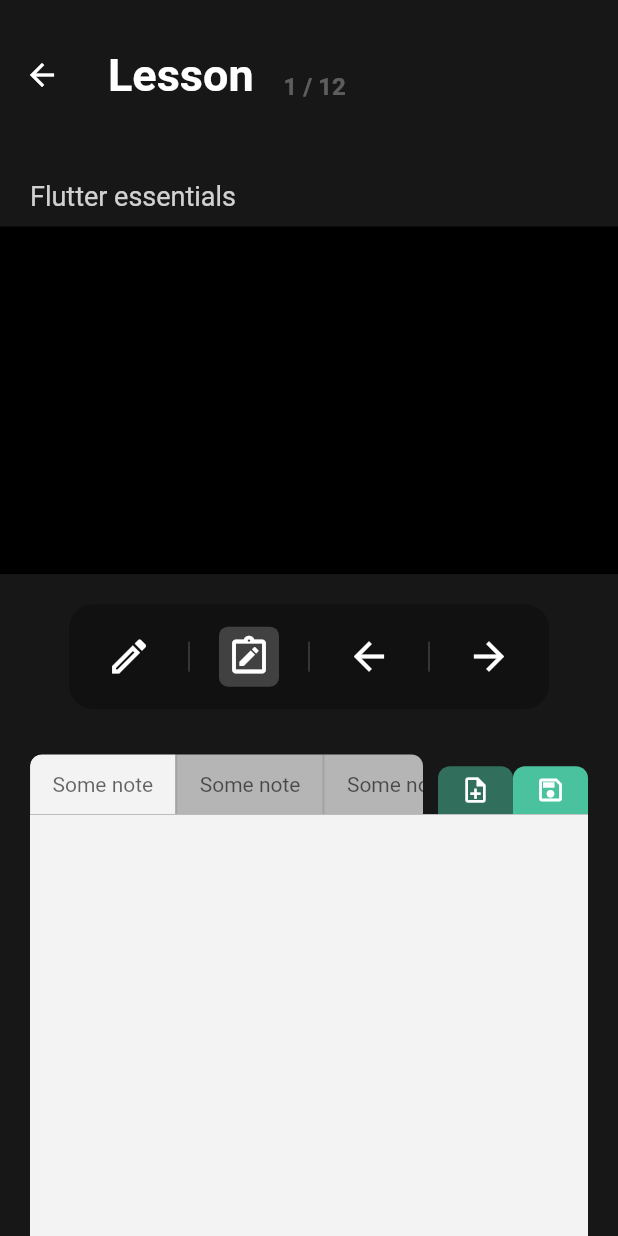
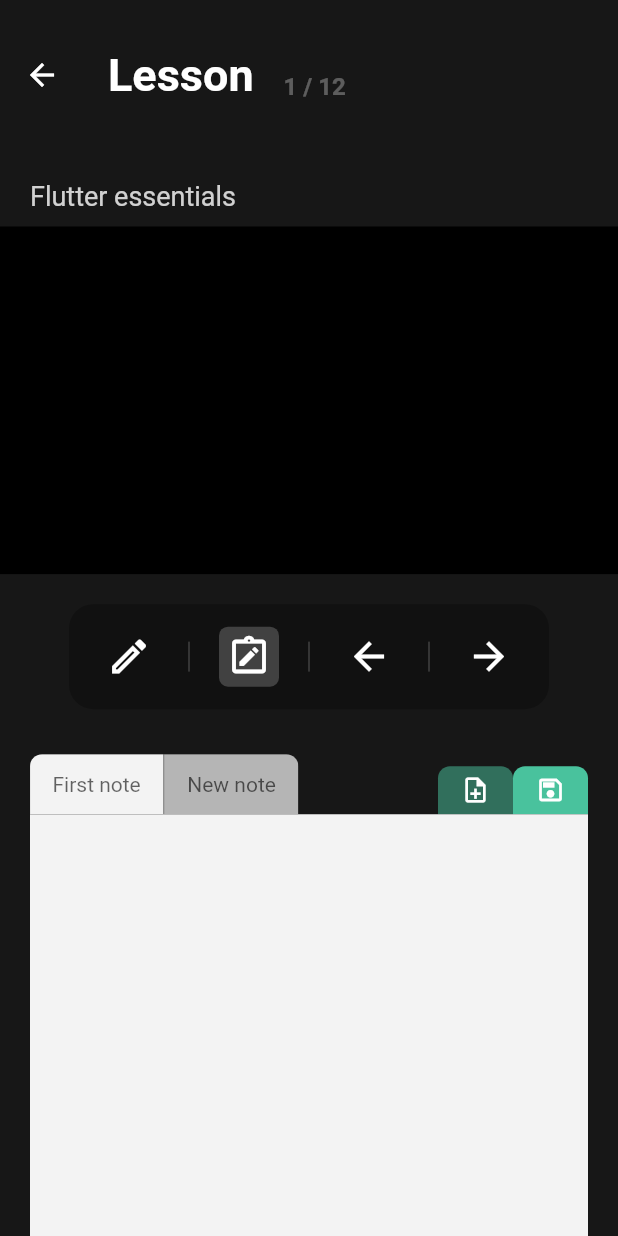
Before and after one commit to naefun/opencourse, a Flutter app: the LessonPage screen opened directly, after a tap on the "note alt" icon, after a tap on the "note add" icon, on a phone screen of 412 x 824 dp. Run offline on Flutter 3.47's test engine with Material 2 defaults, Android fonts, the phone set to English and light mode, and no system bars; our stand-ins replace firebase_auth, firebase_core, flutter_layout_grid, flutter_svg, google_fonts, percent_indicator and 1 more; accounts and stored records are empty.

Commit message:
allow an initial note to be created if  no notes currently exist

```diff
--- /dev/null
+++ b/lib/models/lesson_note.dart
@@ -0,0 +1,17 @@
+class LessonNote {
+  String _title = "";
+  String _content = "";
+
+  LessonNote(String title, String content){
+    _title = title;
+    _content = content;
+  }
+
+  String getTitle(){
+    return _title;
+  }
+
+  String getContent(){
+    return _content;
+  }
+}
--- a/lib/widgets/notes_section.dart
+++ b/lib/widgets/notes_section.dart
@@ -1,4 +1,8 @@
+import 'dart:developer';
+
 import 'package:flutter/material.dart';
+import 'package:open_course/models/lesson_note.dart';
+import 'package:open_course/widgets/notes_tab.dart';
 
 class NotesSection extends StatefulWidget {
   const NotesSection({super.key});
@@ -8,12 +12,9 @@ class NotesSection extends StatefulWidget {
 }
 
 class _NotesSectionState extends State<NotesSection> {
-  List<Widget> notes = [
-    NotesTab(
-      active: true,
-      showLeftBorder: false,
-    ),
-    NotesTab(),
+  int selectedTab = 0;
+
+  List<LessonNote> notes = [
   ];
 
   @override
@@ -25,7 +26,7 @@ class _NotesSectionState extends State<NotesSection> {
           crossAxisAlignment: CrossAxisAlignment.end,
           mainAxisAlignment: MainAxisAlignment.spaceBetween,
           children: [
-            Expanded(
+            Flexible(
               child: SizedBox(
                 height: 40,
                 child: Container(
@@ -34,22 +35,26 @@ class _NotesSectionState extends State<NotesSection> {
                       borderRadius: BorderRadius.only(
                           topLeft: Radius.circular(8),
                           topRight: Radius.circular(8))),
-                  child: ListView(
+                  child: ListView.builder(
+                    itemCount: notes.length > 0 ? notes.length : 1,
                     physics: ClampingScrollPhysics(),
                     shrinkWrap: true,
                     scrollDirection: Axis.horizontal,
-                    children: [
-                      Container(
-                        clipBehavior: Clip.antiAlias,
-                        decoration: BoxDecoration(
-                            borderRadius: BorderRadius.only(
-                                topLeft: Radius.circular(8),
-                                topRight: Radius.circular(8))),
-                        child: Row(
-                          children: notes,
-                        ),
-                      )
-                    ],
+                    itemBuilder: (context, index) {
+                      if(notes.length==0){
+                        notes.add(LessonNote("First note", "content"));
+                      }
+                      bool activeTab = false;
+                      bool showBorder = false;
+                      String title = notes[index].getTitle();
+                      if(selectedTab == index){
+                        activeTab = true;
+                      }
+                      if(index!=0){
+                        showBorder = true;
+                      }
+                      return NotesTab(active: activeTab, showLeftBorder: showBorder, title: title,);
+                    },
                   ),
                 ),
               ),
@@ -111,40 +116,10 @@ class _NotesSectionState extends State<NotesSection> {
   }
 
   void addNote() {
-    List<Widget> _notes = List.from(notes);
-    _notes.add(NotesTab());
+    List<LessonNote> _notes = List.from(notes);
+    _notes.add(LessonNote("New note", ""));
     setState(() {
       notes = _notes;
     });
   }
 }
-
-class NotesTab extends StatelessWidget {
-  NotesTab({super.key, this.active = false, this.showLeftBorder = true});
-
-  bool active;
-  bool showLeftBorder;
-
-  @override
-  Widget build(BuildContext context) {
-    Color bgColour = active ? Color(0xffF3F3F3) : Color(0xffB5B5B5);
-
-    return Container(
-      padding: EdgeInsets.fromLTRB(15, 10, 15, 10),
-      decoration: BoxDecoration(
-        border: Border(
-          left: BorderSide(
-              color: Color.fromRGBO(0, 0, 0, .1),
-              width: showLeftBorder ? 1 : 0),
-        ),
-        color: bgColour,
-      ),
-      child: Center(
-        child: Text(
-          "Some note",
-          style: TextStyle(color: Color.fromRGBO(0, 0, 0, .6)),
-        ),
-      ),
-    );
-  }
-}
--- /dev/null
+++ b/lib/widgets/notes_tab.dart
@@ -0,0 +1,36 @@
+import 'package:flutter/material.dart';
+
+class NotesTab extends StatelessWidget {
+  NotesTab(
+      {super.key,
+      this.active = false,
+      this.showLeftBorder = true,
+      this.title = "New note"});
+
+  bool active;
+  bool showLeftBorder;
+  String title;
+
+  @override
+  Widget build(BuildContext context) {
+    Color bgColour = active ? Color(0xffF3F3F3) : Color(0xffB5B5B5);
+
+    return Container(
+      padding: EdgeInsets.fromLTRB(15, 10, 15, 10),
+      decoration: BoxDecoration(
+        border: Border(
+          left: BorderSide(
+              color: Color.fromRGBO(0, 0, 0, .1),
+              width: showLeftBorder ? 1 : 0),
+        ),
+        color: bgColour,
+      ),
+      child: Center(
+        child: Text(
+          title,
+          style: TextStyle(color: Color.fromRGBO(0, 0, 0, .6)),
+        ),
+      ),
+    );
+  }
+}
```
